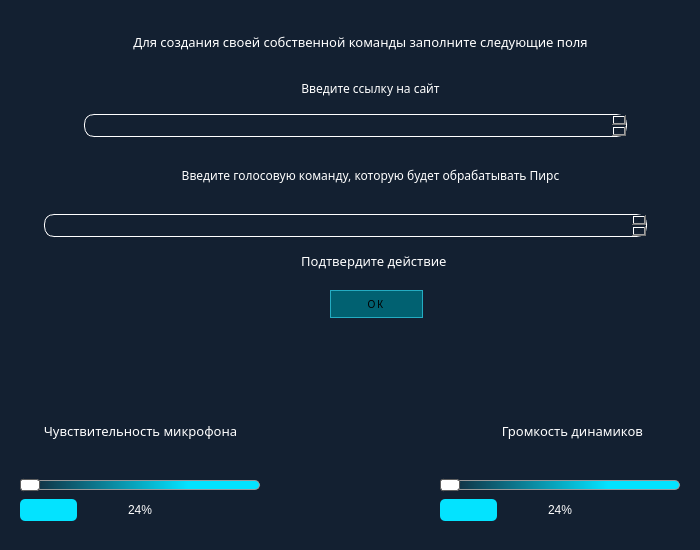
First picture: the form in gui/settings.ui, repository Yondu715/PIRS, before the edit.
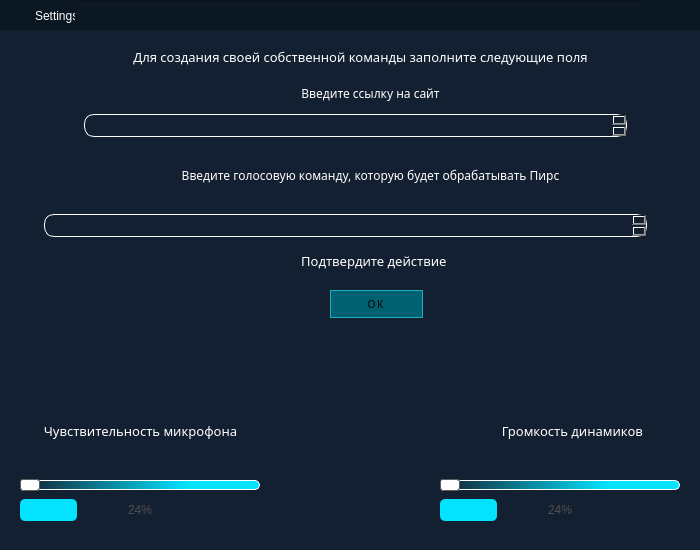
Second picture: the form after the edit. Icons and pictures are not drawn.

Commit message: fix tray-logo problem, change initial values mic and speakers, change close main window function

Diff of the .ui file:
```diff
--- a/gui/settings.ui
+++ b/gui/settings.ui
@@ -41,7 +41,7 @@
   border: 1px;
   border-color: rgb(36, 172, 194);
   border-style: solid;
-  }
+ }
 
 QPushButton:hover {
     background-color: rgb(36, 172, 194);
@@ -54,7 +54,7 @@
 QProgressBar{
 border-radius: 5px;
 text-align:center;
-color: white;
+color: #4f4f4f;
 }
 
 QProgressBar::chunk{
@@ -69,8 +69,12 @@
 color:white;
 }
 
+QTextEdit:focus{
+border: 1px solid rgb(36, 172, 194);
+}
+
 QSlider::groove{
-    border: 1px solid #999999;
+    border: 1px solid white;
 	border-radius: 5px;
     height: 8px; 
     background: qlineargradient(x1:0, y1:0, x2:0.7, y2:0, stop:0  rgb(19, 32, 49), stop:1  rgb(3, 227, 255));
@@ -174,7 +178,7 @@
    <property name="geometry">
     <rect>
      <x>290</x>
-     <y>80</y>
+     <y>85</y>
      <width>161</width>
      <height>16</height>
     </rect>
@@ -249,7 +253,7 @@
    <property name="geometry">
     <rect>
      <x>80</x>
-     <y>30</y>
+     <y>45</y>
      <width>561</width>
      <height>23</height>
     </rect>
@@ -307,6 +311,131 @@
     <set>Qt::AlignCenter</set>
    </property>
   </widget>
+  <widget class="QFrame" name="title">
+   <property name="geometry">
+    <rect>
+     <x>0</x>
+     <y>0</y>
+     <width>700</width>
+     <height>30</height>
+    </rect>
+   </property>
+   <property name="sizePolicy">
+    <sizepolicy hsizetype="Fixed" vsizetype="Fixed">
+     <horstretch>0</horstretch>
+     <verstretch>0</verstretch>
+    </sizepolicy>
+   </property>
+   <property name="styleSheet">
+    <string notr="true">* {
+background-color: rgb(11, 23, 35);
+}
+
+QLabel {
+color: white;
+}
+
+QPushButton{
+border: 0px;
+}
+
+</string>
+   </property>
+   <property name="frameShape">
+    <enum>QFrame::StyledPanel</enum>
+   </property>
+   <property name="frameShadow">
+    <enum>QFrame::Raised</enum>
+   </property>
+   <widget class="QWidget" name="horizontalLayoutWidget">
+    <property name="geometry">
+     <rect>
+      <x>640</x>
+      <y>0</y>
+      <width>61</width>
+      <height>31</height>
+     </rect>
+    </property>
+    <layout class="QHBoxLayout" name="controlButtons" stretch="0,0">
+     <property name="spacing">
+      <number>0</number>
+     </property>
+     <item>
+      <widget class="QPushButton" name="Roll_up">
+       <property name="styleSheet">
+        <string notr="true"/>
+       </property>
+       <property name="text">
+        <string/>
+       </property>
+       <property name="icon">
+        <iconset>
+         <normaloff>icons/commandButton2.ico</normaloff>icons/commandButton2.ico</iconset>
+       </property>
+      </widget>
+     </item>
+     <item>
+      <widget class="QPushButton" name="Exit">
+       <property name="styleSheet">
+        <string notr="true"/>
+       </property>
+       <property name="text">
+        <string/>
+       </property>
+       <property name="icon">
+        <iconset>
+         <normaloff>icons/controlButton.ico</normaloff>icons/controlButton.ico</iconset>
+       </property>
+       <property name="iconSize">
+        <size>
+         <width>31</width>
+         <height>16</height>
+        </size>
+       </property>
+      </widget>
+     </item>
+    </layout>
+   </widget>
+   <widget class="QWidget" name="horizontalLayoutWidget_2">
+    <property name="geometry">
+     <rect>
+      <x>0</x>
+      <y>0</y>
+      <width>75</width>
+      <height>31</height>
+     </rect>
+    </property>
+    <layout class="QHBoxLayout" name="logo">
+     <property name="spacing">
+      <number>0</number>
+     </property>
+     <item>
+      <widget class="QPushButton" name="logo_ico">
+       <property name="text">
+        <string/>
+       </property>
+       <property name="icon">
+        <iconset>
+         <normaloff>icons/Settings.ico</normaloff>icons/Settings.ico</iconset>
+       </property>
+       <property name="iconSize">
+        <size>
+         <width>30</width>
+         <height>16</height>
+        </size>
+       </property>
+      </widget>
+     </item>
+     <item>
+      <widget class="QLabel" name="logo_name">
+       <property name="text">
+        <string>Settings</string>
+       </property>
+      </widget>
+     </item>
+    </layout>
+   </widget>
+  </widget>
  </widget>
  <resources/>
  <connections/>
```
The commit also changes 2 other files.
